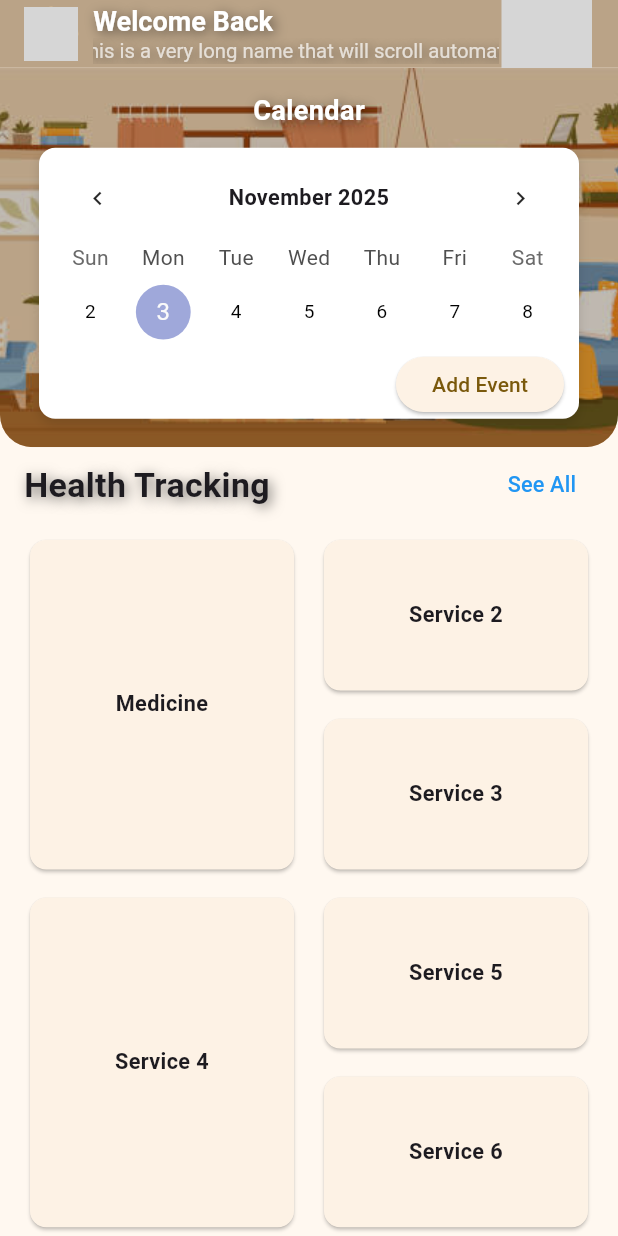
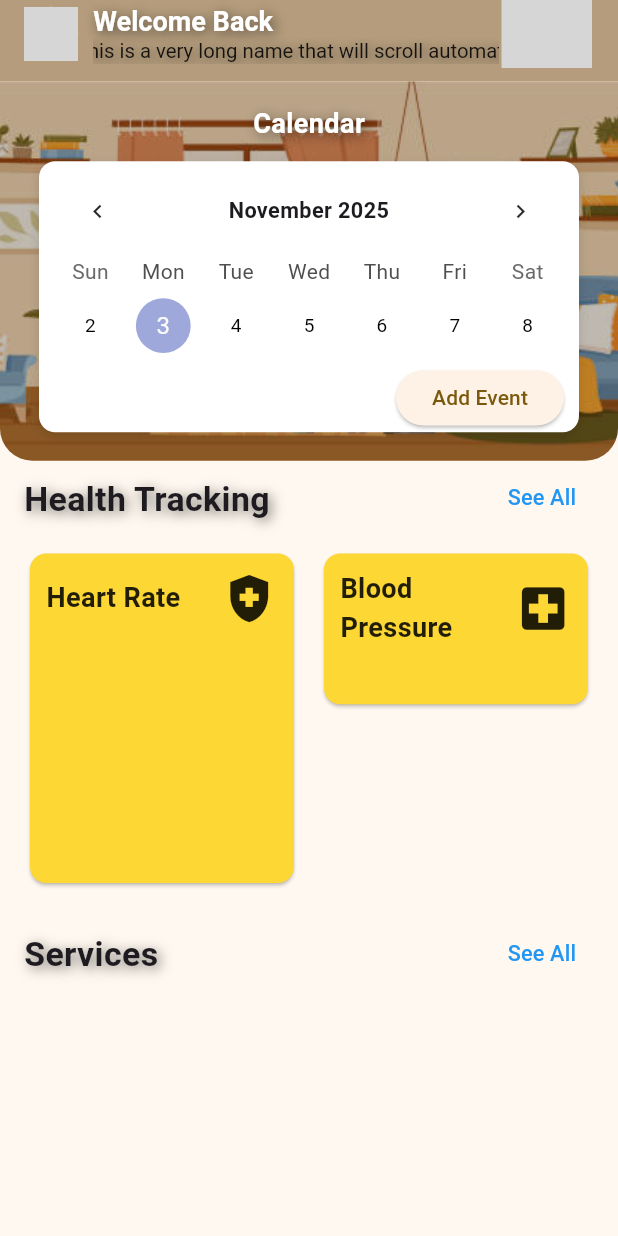
Before and after one commit to Jim030123/CareLink, a Flutter app: the screen it shows after launch, on a phone screen of 412 x 824 dp. Run offline on Flutter 3.47's test engine with Material 3 defaults, Android fonts, the phone set to English and light mode, and no system bars; drawn by our look-alikes of table_calendar; our stand-ins replace flutter_screenutil, flutter_svg, google_fonts; network calls fail; grey boxes are pictures that could not be loaded.

Commit message:
before 1pm

```diff
--- a/lib/components/home_appbar.dart
+++ b/lib/components/home_appbar.dart
@@ -17,7 +17,6 @@ class HomeAppbar extends StatelessWidget implements PreferredSizeWidget {
     return LayoutBuilder(
       builder: (context, constraints) => Container(
         color: Theme.of(context).appBarTheme.backgroundColor,
-
         child: Row(
           children: [
             // left: avatar + name
@@ -34,6 +33,7 @@ class HomeAppbar extends StatelessWidget implements PreferredSizeWidget {
                   SizedBox(width: 10.w),
                   Expanded(
                     child: Column(
+
                       crossAxisAlignment: CrossAxisAlignment.start,
                       mainAxisAlignment: MainAxisAlignment.center,
                       children: [
@@ -58,7 +58,7 @@ class HomeAppbar extends StatelessWidget implements PreferredSizeWidget {
                           text: userName,
                           style: TextStyle(
                             fontSize: 15.sp,
-                            color: Colors.white70,
+                            color: Colors.black87,
                             shadows: [
                               Shadow(
                                 offset: Offset(2.0, 2.0), // 阴影位移 (x, y)
--- a/lib/screens/home_page.dart
+++ b/lib/screens/home_page.dart
@@ -3,6 +3,7 @@ import 'package:carelink_mobile/components/home_calendar.dart';
 import 'package:carelink_mobile/models/home_service.dart';
 import 'package:flutter/material.dart';
 import 'package:flutter_screenutil/flutter_screenutil.dart';
+import 'package:flutter_svg/svg.dart';
 
 class HomePage extends StatefulWidget {
   const HomePage({super.key});
@@ -14,14 +15,45 @@ class HomePage extends StatefulWidget {
 class _HomePageState extends State<HomePage> {
   final List<bool> _isSelected = [true, false];
   final ScrollController _scrollController = ScrollController();
-  double _appBarOpacity = 1.0;
+  final ValueNotifier<double> _appBarOpacity = ValueNotifier(1.0);
   // how many logical pixels to scroll before the appbar becomes fully transparent
   late final double _fadeThreshold = 160.h;
 
   @override
   void initState() {
     super.initState();
+    // precache background image to avoid first-frame decode hitch
+    WidgetsBinding.instance.addPostFrameCallback((_) {
+      precacheImage(const AssetImage('assets/images/home.jpg'), context);
+    });
+
     _scrollController.addListener(_handleScroll);
+
+    // Initialize services here so the closures can use the State's `context`.
+    services = [
+      Service(
+        title: 'Heart Rate',
+        icon: Icons.health_and_safety, // 或 Icons.local_pharmacy / Icons.medical_services
+        color: Colors.yellow.shade600,
+        onTap: () {
+
+        },
+      ),
+
+       Service(
+        title: 'Blood Pressure',
+        icon: Icons.local_hospital, // 或 Icons.local_pharmacy / Icons.medical_services
+        color: Colors.yellow.shade600,
+        onTap: () {
+
+        },
+      ),
+
+
+
+      // 其余示例项，按需替换
+
+    ];
   }
 
   void _handleScroll() {
@@ -29,41 +61,39 @@ class _HomePageState extends State<HomePage> {
     final offset = _scrollController.offset;
     final t = (offset / _fadeThreshold).clamp(0.0, 1.0);
     final newOpacity = (1.0 - t);
-    if ((newOpacity - _appBarOpacity).abs() > 0.01) {
-      setState(() {
-        _appBarOpacity = newOpacity;
-      });
+    if ((_appBarOpacity.value - newOpacity).abs() > 0.01) {
+      _appBarOpacity.value = newOpacity;
     }
   }
 
-  final List<Service> services = [
-    Service(
-      title: 'Medicine',
-      icon: Icons.medication, // 或 Icons.local_pharmacy / Icons.medical_services
-      color: Colors.yellow.shade600,
-      onTap: () {
-        // TODO: medicine action
-      },
-    ),
-    // 其余示例项，按需替换
-    for (var i = 2; i <= 15; i++)
-      Service(
-        title: 'Service $i',
-        icon: Icons.health_and_safety,
-        color: Colors.white,
-      ),
-  ];
+  // Initialize services in initState so closures can capture the valid `context`.
+  late final List<Service> services;
   @override
   Widget build(BuildContext context) {
+    // Prepare slices: first 3 services for the special layout, rest for the grid
+    final topServices = services.take(3).toList();
+    final gridServices = services.length > 3
+        ? services.skip(3).toList()
+        : <Service>[];
     return Scaffold(
       extendBodyBehindAppBar: false,
       // appBar: HomeAppbar(userName: 'This is a very long name that will scroll automatically'),
-      appBar: AppBar(
-        backgroundColor: const Color(0xFFBAA387).withOpacity(_appBarOpacity),
-        //size
+      appBar: PreferredSize(
+        preferredSize: Size.fromHeight(60.h),
+        child: ValueListenableBuilder<double>(
+          valueListenable: _appBarOpacity,
+          builder: (context, opacity, child) {
+            return AppBar(
+              backgroundColor: const Color(0xFFBAA387).withOpacity(opacity),
+              // size
               toolbarHeight: 50.h,
-        title: HomeAppbar(
+              title: child,
+              elevation: opacity > 0.05 ? 4.0 : 0.0,
+            );
+          },
+          child: HomeAppbar(
             userName: 'This is a very long name that will scroll automatically',
+          ),
         ),
       ),
       body: CustomScrollView(
@@ -174,39 +204,73 @@ class _HomePageState extends State<HomePage> {
             sliver: SliverList(
               delegate: SliverChildBuilderDelegate(
                 (context, groupIndex) {
-                  // Use the model-driven services list from the state
-                  final total = services.length;
+                  // Only show the first 3 services in this special 3-tile layout
+                  final total = topServices.length;
 
                   final base = groupIndex * 3;
                   if (base >= total) return null;
 
-                  final leftLabel = services[base].title;
-                  final rightTopLabel = base + 1 < total ? services[base + 1].title : null;
-                  final rightBottomLabel = base + 2 < total ? services[base + 2].title : null;
+          final Service leftService = topServices[base];
+          final Service? rightTopService =
+            base + 1 < total ? topServices[base + 1] : null;
+          final Service? rightBottomService =
+            base + 2 < total ? topServices[base + 2] : null;
 
                   final spacingW = 12.w;
                   final spacingV = 12.h;
                   final smallTileHeight = 120.h; // 可按需调整或改为相对值
                   final bigTileHeight = smallTileHeight * 2 + spacingV;
 
-                  Widget buildTile(String label, {bool isBig = false}) {
+                  Widget buildTile(Service service, {bool isBig = false}) {
+                    final bool useDarkText =
+                        service.color.computeLuminance() > 0.5;
+                    return LayoutBuilder(
+                      builder: (context, constraints) {
                         return SizedBox(
                           height: isBig ? bigTileHeight : smallTileHeight,
+                          width: double.infinity,
                           child: Card(
+                            color: service.color,
                             shape: RoundedRectangleBorder(
                               borderRadius: BorderRadius.circular(12.r),
                             ),
-                        child: Center(
+                            child: Padding(
+                              padding: EdgeInsets.all(12.r),
+                              child: Column(
+                                crossAxisAlignment: CrossAxisAlignment.stretch,
+                                children: [
+                                  Row(
+                                    children: [
+                                      Expanded(
                                         child: Text(
-                            label,
-                            textAlign: TextAlign.center,
+                                          service.title,
+                                          textAlign: TextAlign.start,
                                           style: TextStyle(
-                              fontSize: 16.sp,
+                                            fontSize: 20.sp,
                                             fontWeight: FontWeight.w600,
+                                            color: useDarkText
+                                                ? Colors.black87
+                                                : Colors.white,
                                           ),
                                         ),
                                       ),
+                                      Icon(
+                                        service.icon,
+                                        size: 42.sp,
+                                        color: useDarkText
+                                            ? Colors.black87
+                                            : Colors.white,
                                       ),
+                                    ],
+                                  ),
+                                  // If the tile is big we can leave space for extra content
+                                  if (isBig) SizedBox(height: 12.h),
+                                ],
+                              ),
+                            ),
+                          ),
+                        );
+                      },
                     );
                   }
 
@@ -220,7 +284,7 @@ class _HomePageState extends State<HomePage> {
                           // 左侧大格（占两行高度）
                           Expanded(
                             flex: 1,
-                            child: buildTile(leftLabel, isBig: true),
+                            child: buildTile(leftService, isBig: true),
                           ),
                           SizedBox(width: spacingW),
                           // 右侧上下两个小格
@@ -228,13 +292,13 @@ class _HomePageState extends State<HomePage> {
                             flex: 1,
                             child: Column(
                               children: [
-                                if (rightTopLabel != null)
-                                  buildTile(rightTopLabel)
+                                if (rightTopService != null)
+                                  buildTile(rightTopService)
                                 else
                                   SizedBox(height: smallTileHeight),
                                 SizedBox(height: spacingV),
-                                if (rightBottomLabel != null)
-                                  buildTile(rightBottomLabel)
+                                if (rightBottomService != null)
+                                  buildTile(rightBottomService)
                                 else
                                   SizedBox(height: smallTileHeight),
                               ],
@@ -246,7 +310,7 @@ class _HomePageState extends State<HomePage> {
                   );
                 },
                 // groupCount = ceil(total / 3)
-                childCount: (services.length + 2) ~/ 3,
+                childCount: (topServices.length + 2) ~/ 3,
               ),
             ),
           ),
@@ -309,7 +373,7 @@ class _HomePageState extends State<HomePage> {
                 crossAxisSpacing: 12.w,
               ),
               delegate: SliverChildBuilderDelegate((context, index) {
-                final service = services[index];
+                final service = gridServices[index];
                 final bool useDarkText = service.color.computeLuminance() > 0.5;
                 return Padding(
                   padding: EdgeInsets.all(4.w),
@@ -362,7 +426,7 @@ class _HomePageState extends State<HomePage> {
                     ),
                   ),
                 );
-              }, childCount: 15),
+              }, childCount: gridServices.length),
             ),
           ),
         ],
@@ -374,9 +438,12 @@ class _HomePageState extends State<HomePage> {
   void dispose() {
     _scrollController.removeListener(_handleScroll);
     _scrollController.dispose();
+    _appBarOpacity.dispose();
     super.dispose();
   }
 }
+
+
 
 class _SimpleHeaderDelegate extends SliverPersistentHeaderDelegate {
   final double minHeight;
```
Also changed, not shown: assets/icons/pill.svg (added), lib/components/home_drawer.dart (added). Lines whose indentation alone changed are shown as unchanged.
